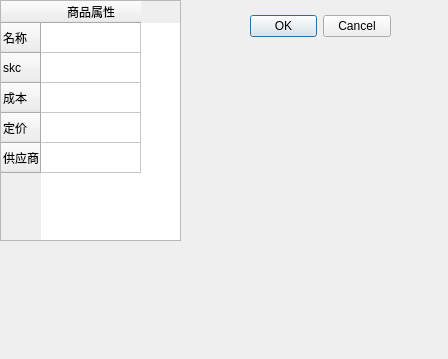
Qt form addgoods_dialog.ui (chen03-1/qt-shopping) before a commit.
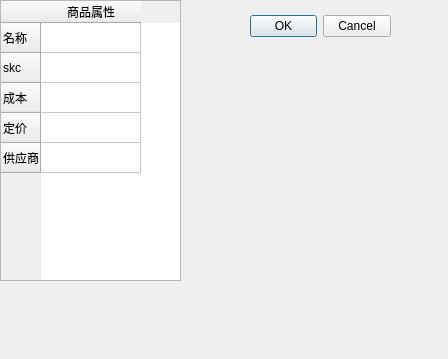
The same form after that commit.

Diff of the .ui file:
```diff
--- a/addgoods_dialog.ui
+++ b/addgoods_dialog.ui
@@ -35,7 +35,7 @@
      <x>0</x>
      <y>0</y>
      <width>181</width>
-     <height>241</height>
+     <height>281</height>
     </rect>
    </property>
    <row>
```
